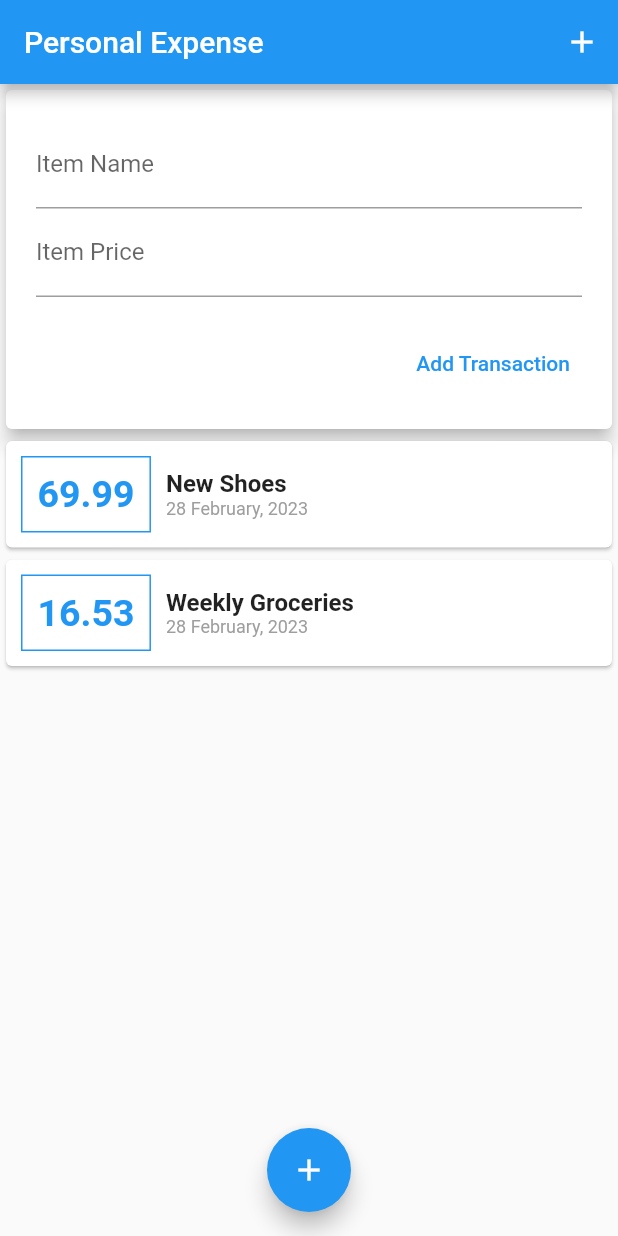
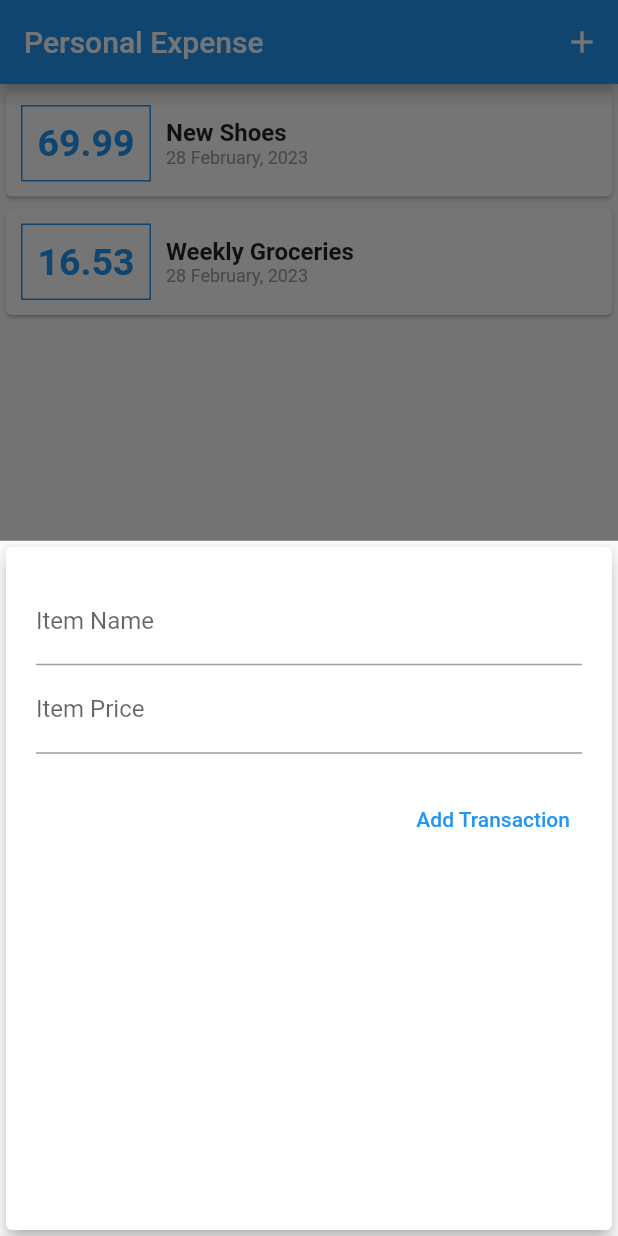
Before and after one commit to benjithorpe/personal_expense, a Flutter app: the screen it shows after launch, after a tap on the "add" icon, on a phone screen of 412 x 824 dp. Run offline on Flutter 3.47's test engine with Material 2 defaults, Android fonts, the phone set to English and light mode, and no system bars.

```diff
--- a/lib/main.dart
+++ b/lib/main.dart
@@ -1,10 +1,57 @@
 import 'package:flutter/material.dart';
-import './widgets/user_transaction.dart';
+import './models/transaction.dart';
+import './widgets/transaction_list.dart';
+import './widgets/new_transaction.dart';
 
-void main() => runApp(const MyApp());
+void main() => runApp(MyApp());
 
 class MyApp extends StatelessWidget {
-  const MyApp({super.key});
+  @override
+  Widget build(BuildContext context) {
+    return MaterialApp(
+      title: 'Flutter App',
+      debugShowCheckedModeBanner: false,
+      home: MyHomepage(),
+    );
+  }
+}
+
+class MyHomepage extends StatefulWidget {
+  @override
+  _MyHomepageState createState() => _MyHomepageState();
+}
+
+class _MyHomepageState extends State<MyHomepage> {
+  final List<Transaction> transactions = [
+    Transaction(
+      id: "t1",
+      title: "New Shoes",
+      amount: 69.99,
+      date: DateTime.now(),
+    ),
+    Transaction(
+      id: 't2',
+      title: 'Weekly Groceries',
+      amount: 16.53,
+      date: DateTime.now(),
+    ),
+  ];
+
+  void _addNewTransaction(String title, double price) {
+    final newTrx = Transaction(
+      id: DateTime.now().toString(),
+      title: title,
+      amount: price,
+      date: DateTime.now(),
+    );
+
+    setState(() => transactions.add(newTrx));
+  }
+
+  void _displayBottomSheet(BuildContext ctx) {
+    showModalBottomSheet(
+        context: ctx, builder: (_) => NewTransaction(_addNewTransaction));
+  }
 
   @override
   Widget build(BuildContext context) {
@@ -19,15 +66,15 @@ class MyApp extends StatelessWidget {
           title: const Text('Personal Expense'),
           actions: [
             IconButton(
-              icon: Icon(Icons.add),
-              onPressed: () {},
+              icon: const Icon(Icons.add),
+              onPressed: () => _displayBottomSheet(context),
             )
           ],
         ),
-        body: const UserTransaction(),
+        body: TransactionList(transactions),
         floatingActionButton: FloatingActionButton(
-          onPressed: () {},
           child: const Icon(Icons.add),
+          onPressed: () => _displayBottomSheet(context),
         ),
         floatingActionButtonLocation: FloatingActionButtonLocation.centerFloat,
       ),
--- a/lib/widgets/transaction_list.dart
+++ b/lib/widgets/transaction_list.dart
@@ -13,7 +13,7 @@ class TransactionList extends StatelessWidget {
     return ListView.builder(
       shrinkWrap: true,
       itemCount: transactions.length,
-      itemBuilder: (BuildContext context, int index) {
+      itemBuilder: (context, index) {
         return Card(
           child: Container(
             width: double.infinity,
--- a/lib/widgets/user_transaction.dart
+++ /dev/null
@@ -1,52 +0,0 @@
-import 'package:flutter/material.dart';
-
-import '../models/transaction.dart';
-import './new_transaction.dart';
-import './transaction_list.dart';
-
-class UserTransaction extends StatefulWidget {
-  const UserTransaction({super.key});
-
-  @override
-  State<UserTransaction> createState() => _UserTransactionState();
-}
-
-class _UserTransactionState extends State<UserTransaction> {
-  final List<Transaction> transactions = [
-    Transaction(
-      id: "t1",
-      title: "New Shoes",
-      amount: 69.99,
-      date: DateTime.now(),
-    ),
-    Transaction(
-      id: 't2',
-      title: 'Weekly Groceries',
-      amount: 16.53,
-      date: DateTime.now(),
-    ),
-  ];
-
-  void _addNewTransaction(String title, double price) {
-    final newTrx = Transaction(
-      id: DateTime.now().toString(),
-      title: title,
-      amount: price,
-      date: DateTime.now(),
-    );
-
-    setState(() => transactions.add(newTrx));
-  }
-
-  @override
-  Widget build(BuildContext context) {
-    return SingleChildScrollView(
-      child: Column(
-        children: [
-          NewTransaction(_addNewTransaction),
-          TransactionList(transactions),
-        ],
-      ),
-    );
-  }
-}
```
